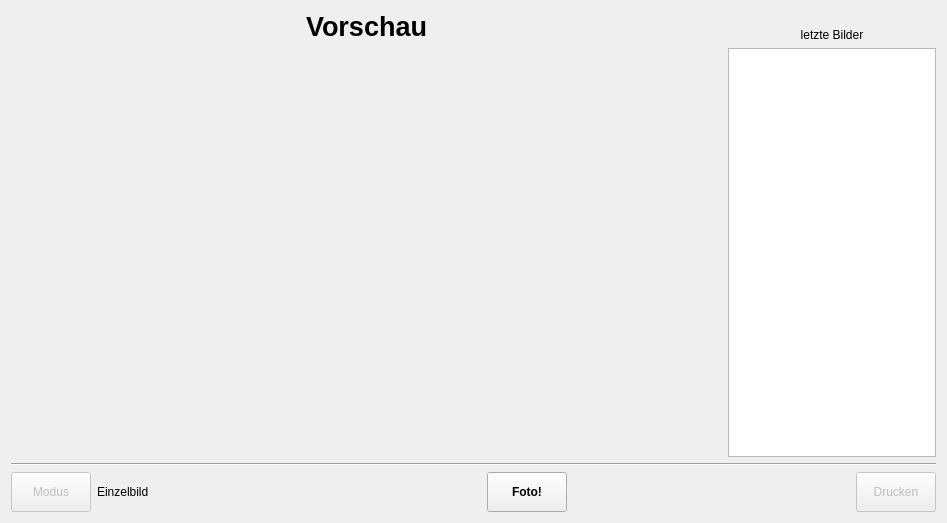
First picture: the form in photoBooth.ui, repository Nepomuk/photobooth, before the edit.
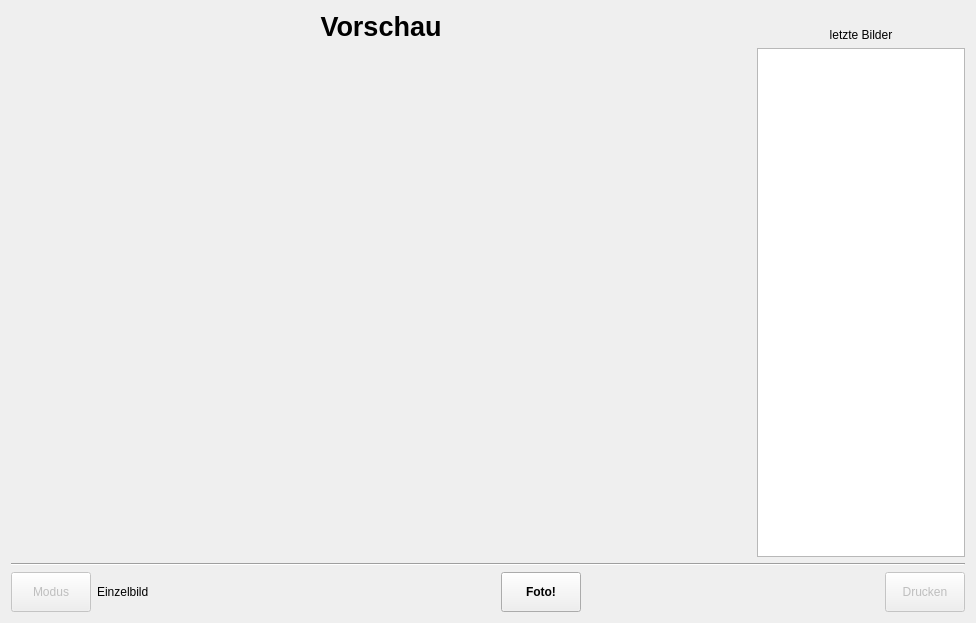
Second picture: the form after the edit. Icons and pictures are not drawn.

Commit message: Proper handling of aspect ratio and scaling for the images.

```diff
--- a/photoBooth.ui
+++ b/photoBooth.ui
@@ -6,8 +6,8 @@
    <rect>
     <x>0</x>
     <y>0</y>
-    <width>947</width>
-    <height>523</height>
+    <width>976</width>
+    <height>623</height>
    </rect>
   </property>
   <property name="focusPolicy">
@@ -91,8 +91,8 @@
        </property>
        <property name="minimumSize">
         <size>
-         <width>711</width>
-         <height>400</height>
+         <width>740</width>
+         <height>500</height>
         </size>
        </property>
        <property name="autoFillBackground">
```
Left out of the diff: 4 changed lines with no effect on the pictures. The commit also changes 1 other file.
